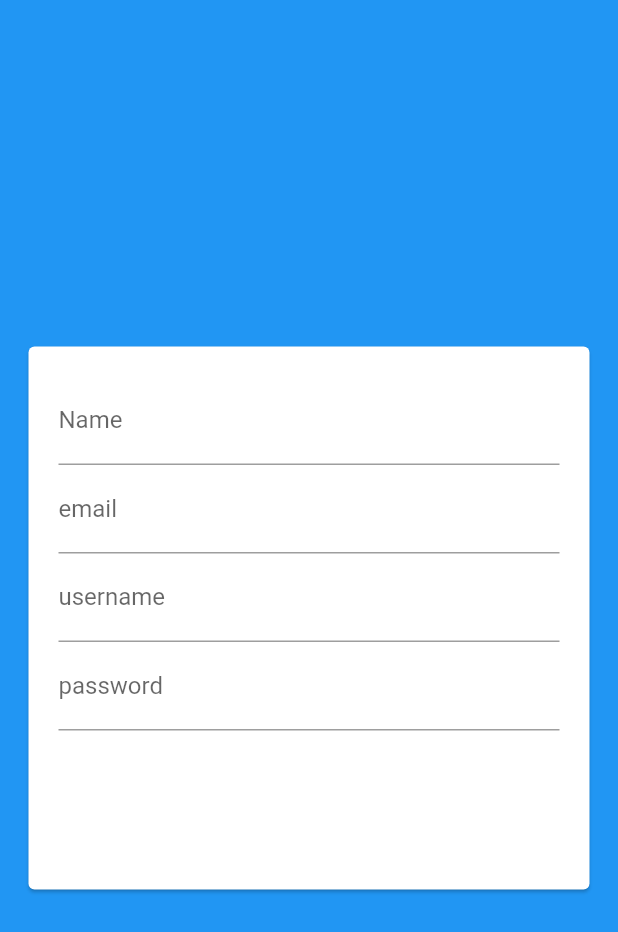
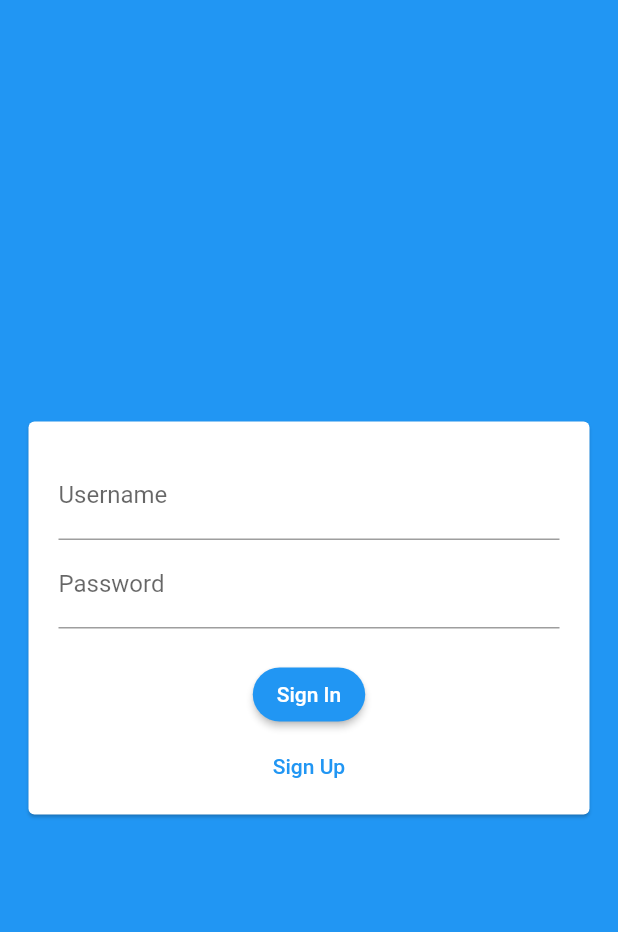
Before and after one commit to dev-raj-1729/flutter_todo_online, a Flutter app: the screen it shows after launch, on a phone screen of 412 x 824 dp. Shown: the top 932 px of the screen. Run offline on Flutter 3.47's test engine with Material 2 defaults, Android fonts, the light colour scheme and no system bars.

Commit message:
added auth_form.dart

```diff
--- /dev/null
+++ b/lib/models/constants.dart
@@ -0,0 +1,4 @@
+enum AuthMode {
+  signIn,
+  signUp,
+}
--- a/lib/widgets/auth_form.dart
+++ b/lib/widgets/auth_form.dart
@@ -1,4 +1,5 @@
 import 'package:flutter/material.dart';
+import 'package:flutter_todo_online/models/constants.dart';
 
 class AuthForm extends StatefulWidget {
   const AuthForm({Key? key}) : super(key: key);
@@ -8,35 +9,66 @@ class AuthForm extends StatefulWidget {
 }
 
 class _AuthFormState extends State<AuthForm> {
+  AuthMode _authMode = AuthMode.signIn;
+  void _switchAuthMode() {
+    setState(() {
+      if (_authMode == AuthMode.signIn) {
+        _authMode = AuthMode.signUp;
+      } else {
+        _authMode = AuthMode.signIn;
+      }
+    });
+  }
+
   @override
   Widget build(BuildContext context) {
     return Container(
       decoration: BoxDecoration(),
-      height: 400,
+      height: _authMode == AuthMode.signIn ? 300 : 420,
       padding: EdgeInsets.all(15),
       child: Card(
         child: Container(
-          padding: EdgeInsets.all(20),
+          padding: EdgeInsets.only(left: 20, right: 20, top: 20),
           child: Form(
             child: Column(
               children: [
+                if (_authMode == AuthMode.signUp)
                   TextFormField(
                     decoration: InputDecoration(
                       labelText: 'Name',
                     ),
                   ),
+                if (_authMode == AuthMode.signUp)
                   TextFormField(
                     decoration: InputDecoration(
-                    labelText: 'email',
+                      labelText: 'Email',
                     ),
                   ),
                 TextFormField(
                   decoration: InputDecoration(
-                    labelText: 'username',
+                    labelText: 'Username',
                   ),
                 ),
                 TextFormField(
-                  decoration: InputDecoration(labelText: 'password'),
+                  decoration: InputDecoration(labelText: 'Password'),
+                ),
+                SizedBox(
+                  height: 20,
+                ),
+                ElevatedButton(
+                  style: ElevatedButton.styleFrom(
+                    shape: RoundedRectangleBorder(
+                      borderRadius: BorderRadius.circular(20),
+                    ),
+                  ),
+                  onPressed: () {},
+                  child: Text(
+                      _authMode == AuthMode.signIn ? 'Sign In' : 'Sign Up'),
+                ),
+                TextButton(
+                  onPressed: _switchAuthMode,
+                  child: Text(
+                      _authMode == AuthMode.signIn ? 'Sign Up' : 'Sign In'),
                 ),
               ],
             ),
```
Lines whose indentation alone changed are shown as unchanged.
